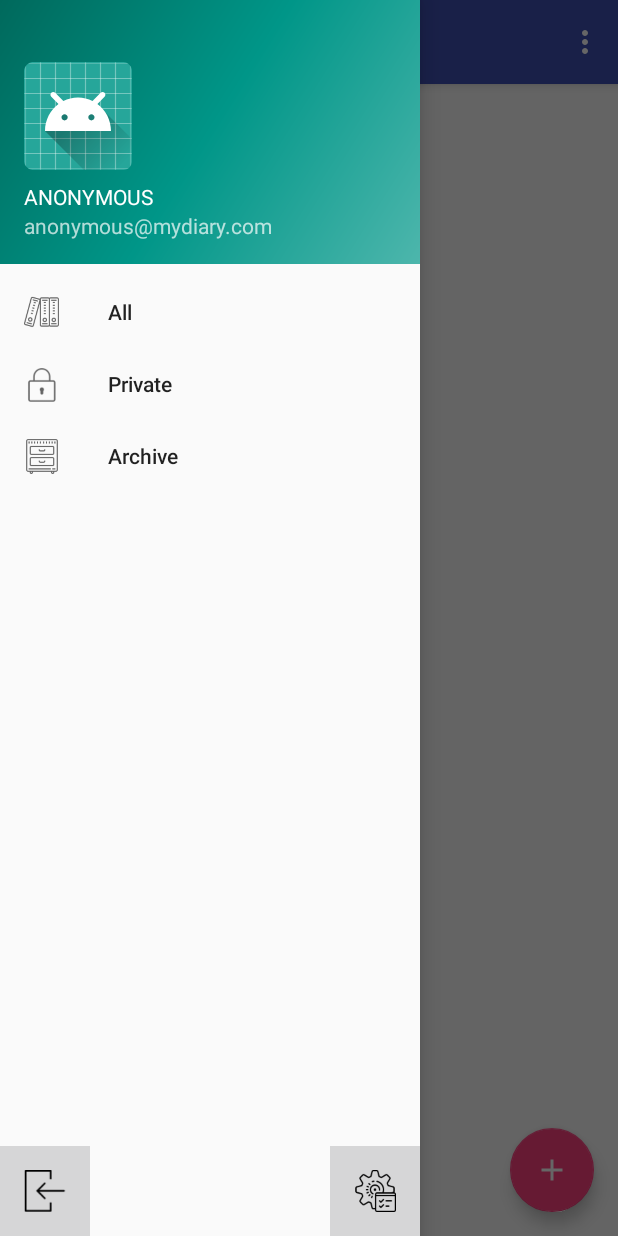
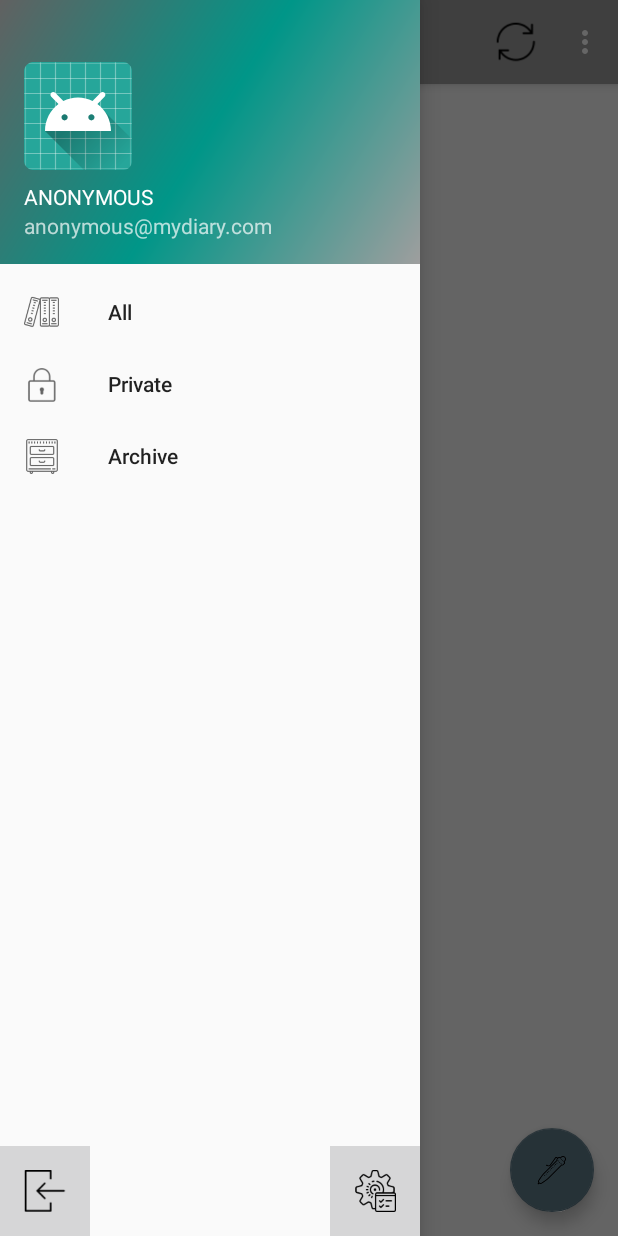
Before and after one commit to Darthrighteous/MyDiary, an Android app: the screen it shows after launch (JournalActivity), with the side drawer open, on a phone screen of 412 x 824 dp. Run offline under Robolectric (Android 15) with nearby library versions, the phone set to English and light mode, and no system bars; our stand-ins replace Firebase (no records; nobody signed in at launch, a user with empty details on screens opened directly); libraries missing offline, so code that uses them is left out: com.firebase.ui; 1 statement that could not run was skipped.

Commit message:
add new icon, remove progress bar, implement scroll refresh, add no entries textview(not functional)

```diff
--- a/app/src/main/java/com/example/android/mydiary/addentry/AddEntryActivity.java
+++ b/app/src/main/java/com/example/android/mydiary/addentry/AddEntryActivity.java
@@ -70,9 +70,9 @@ public class AddEntryActivity extends AppCompatActivity {
         int id = item.getItemId();
         if (id == R.id.action_delete) {
             //delete entry
-
+            mPresenter.deleteEntry();
             setResult(Activity.RESULT_CANCELED);
-            mPresenter.deleteEntry();
+            finish();
             return true;
         }
         return super.onOptionsItemSelected(item);
--- a/app/src/main/java/com/example/android/mydiary/addentry/AddEntryPresenter.java
+++ b/app/src/main/java/com/example/android/mydiary/addentry/AddEntryPresenter.java
@@ -79,7 +79,5 @@ public class AddEntryPresenter implements AddEntryContract.Presenter {
         if (mEntryUId != null) {
             mFirebaseRepository.deleteJournalEntry(mEntryUId);
         }
-
-        mAddEntryView.finishActivity();
     }
 }
--- a/app/src/main/java/com/example/android/mydiary/data/source/FirebaseRepository.java
+++ b/app/src/main/java/com/example/android/mydiary/data/source/FirebaseRepository.java
@@ -66,7 +66,7 @@ public class FirebaseRepository implements FirebaseContract {
             }
             @Override
             public void onChildRemoved(@NonNull DataSnapshot dataSnapshot) {
-                //todo reload
+                //reload
                 mPresenter.loadEntries();
 
             }
--- a/app/src/main/java/com/example/android/mydiary/journal/JournalActivity.java
+++ b/app/src/main/java/com/example/android/mydiary/journal/JournalActivity.java
@@ -195,6 +195,9 @@ public class JournalActivity extends AppCompatActivity
         } else if (id == R.id.action_logout){
             AuthUI.getInstance().signOut(this);
             return true;
+        } else if (id == R.id.action_refresh) {
+            mJournalFragment.setLoadingIndicator(true);
+            mPresenter.loadEntries();
         }
         return super.onOptionsItemSelected(item);
     }
--- a/app/src/main/java/com/example/android/mydiary/journal/JournalContract.java
+++ b/app/src/main/java/com/example/android/mydiary/journal/JournalContract.java
@@ -24,9 +24,7 @@ public interface JournalContract {
 
         void showAddEntryActivity();
 
-        void showProgressBar();
-
-        void hideProgressBar();
+        void setLoadingIndicator(boolean loading);
 
     }
 
--- a/app/src/main/java/com/example/android/mydiary/journal/JournalFragment.java
+++ b/app/src/main/java/com/example/android/mydiary/journal/JournalFragment.java
@@ -7,11 +7,11 @@ import android.os.Bundle;
 import android.support.annotation.Nullable;
 import android.support.design.widget.Snackbar;
 import android.support.v4.app.Fragment;
+import android.support.v4.widget.SwipeRefreshLayout;
 import android.view.LayoutInflater;
 import android.view.View;
 import android.view.ViewGroup;
 import android.widget.ListView;
-import android.widget.ProgressBar;
 
 import com.example.android.mydiary.R;
 import com.example.android.mydiary.addentry.AddEntryActivity;
@@ -48,7 +48,7 @@ public class JournalFragment extends Fragment implements JournalContract.View {
                         Snackbar.LENGTH_LONG).show();
             } else if (resultCode == Activity.RESULT_CANCELED) {
                 Snackbar.make(getActivity().findViewById(R.id.fab_open_new_entry),
-                        "Entry Cancelled",
+                        "Entry Deleted",
                         Snackbar.LENGTH_LONG).show();
             }
         } else if (requestCode == AddEntryActivity.REQUEST_EDIT_ENTRY) {
@@ -94,7 +94,16 @@ public class JournalFragment extends Fragment implements JournalContract.View {
         ListView journalList = rootView.findViewById(R.id.list_view_journal);
         journalList.setAdapter(mAdapter);
 
-        showProgressBar();
+        //swipe refresh
+        SwipeRefreshLayout swipeRefreshLayout = rootView.findViewById(R.id.swipe_refresh_journal);
+
+        swipeRefreshLayout.setOnRefreshListener(new SwipeRefreshLayout.OnRefreshListener() {
+            @Override
+            public void onRefresh() {
+                mPresenter.loadEntries();
+            }
+        });
+
         return rootView;
     }
 
@@ -118,27 +127,9 @@ public class JournalFragment extends Fragment implements JournalContract.View {
     }
 
     @Override
-    public void showProgressBar() {
-        try {
-            ProgressBar progressBar = getActivity().findViewById(R.id.progress_bar_list_view);
-            if(progressBar.getVisibility() != View.VISIBLE) {
-                progressBar.setVisibility(View.VISIBLE);
-            }
-        } catch (NullPointerException e) {
-            e.printStackTrace();
-        }
-    }
-
-    @Override
-    public void hideProgressBar() {
-        try {
-            ProgressBar progressBar = getActivity().findViewById(R.id.progress_bar_list_view);
-            if(progressBar.getVisibility() == View.VISIBLE){
-                progressBar.setVisibility(View.INVISIBLE);
-            }
-        } catch (NullPointerException e) {
-            e.printStackTrace();
-        }
+    public void setLoadingIndicator(boolean loading) {
+        SwipeRefreshLayout swipeRefreshLayout = getView().findViewById(R.id.swipe_refresh_journal);
+        swipeRefreshLayout.setRefreshing(loading);
     }
 
     @Override
--- a/app/src/main/java/com/example/android/mydiary/journal/JournalPresenter.java
+++ b/app/src/main/java/com/example/android/mydiary/journal/JournalPresenter.java
@@ -57,7 +57,7 @@ public class JournalPresenter implements JournalContract.Presenter{
 
     @Override
     public void loadEntries() {
-//        mJournalView.showProgressBar();
+
         if(mFirebaseRepository == null) {
             return;
         }
@@ -72,11 +72,11 @@ public class JournalPresenter implements JournalContract.Presenter{
                 //
             }
         });
-        mJournalView.hideProgressBar();
     }
 
     @Override
     public void processEntries(List<JournalEntry> entries) {
+        mJournalView.setLoadingIndicator(false);
         if(entries.size() != 0) {
             mJournalView.showJournalEntries(entries);
         }
--- a/app/src/main/res/drawable/ic_add.xml
+++ /dev/null
@@ -1,9 +0,0 @@
-<vector xmlns:android="http://schemas.android.com/apk/res/android"
-    android:width="24dp"
-    android:height="24dp"
-    android:viewportWidth="24.0"
-    android:viewportHeight="24.0">
-    <path
-        android:fillColor="#FFFFFFFF"
-        android:pathData="M19,13h-6v6h-2v-6H5v-2h6V5h2v6h6v2z" />
-</vector>
--- a/app/src/main/res/drawable/side_nav_bar.xml
+++ b/app/src/main/res/drawable/side_nav_bar.xml
@@ -3,7 +3,7 @@
     <gradient
         android:angle="135"
         android:centerColor="#009688"
-        android:endColor="#00695C"
-        android:startColor="#4DB6AC"
+        android:endColor="@color/colorPrimaryDark"
+        android:startColor="@color/colorPrimary"
         android:type="linear" />
 </shape>
--- a/app/src/main/res/menu/journal.xml
+++ b/app/src/main/res/menu/journal.xml
@@ -1,6 +1,12 @@
 <?xml version="1.0" encoding="utf-8"?>
 <menu xmlns:android="http://schemas.android.com/apk/res/android"
     xmlns:app="http://schemas.android.com/apk/res-auto">
+    <item
+        android:id="@+id/action_refresh"
+        android:orderInCategory="100"
+        android:title="@string/action_refresh"
+        android:icon="@drawable/ic_refresh"
+        app:showAsAction="ifRoom"/>
     <item
         android:id="@+id/action_settings"
         android:orderInCategory="100"
--- a/app/src/main/res/values/colors.xml
+++ b/app/src/main/res/values/colors.xml
@@ -1,6 +1,6 @@
 <?xml version="1.0" encoding="utf-8"?>
 <resources>
-    <color name="colorPrimary">#3F51B5</color>
-    <color name="colorPrimaryDark">#303F9F</color>
-    <color name="colorAccent">#FF4081</color>
+    <color name="colorPrimary">#9E9E9E</color>
+    <color name="colorPrimaryDark">#616161</color>
+    <color name="colorAccent">#607D8B</color>
 </resources>
--- a/app/src/main/res/values/strings.xml
+++ b/app/src/main/res/values/strings.xml
@@ -4,6 +4,7 @@
     <string name="navigation_drawer_open">Open navigation drawer</string>
     <string name="navigation_drawer_close">Close navigation drawer</string>
 
+    <string name="action_refresh">Refresh</string>
     <string name="action_settings">Settings</string>
     <string name="action_logout">Log Out</string>
 
```
Also changed, not shown: app/src/main/res/drawable/ic_done.xml (deleted, +0 -9 lines), app/src/main/res/layout/fragment_journal.xml (+13 -5 lines), app/src/main/res/values/drawables.xml (deleted, +0 -8 lines), app/src/main/res/drawable/ic_add.png (added), app/src/main/res/drawable/ic_done.png (added), app/src/main/res/drawable/ic_refresh.png (added), 1 other file.
